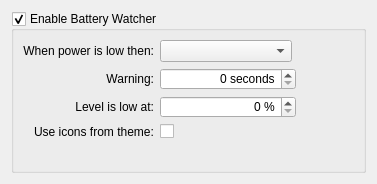
lxqt/lxqt-powermanagement, file config/batterywatchersettings.ui: the form before one commit.
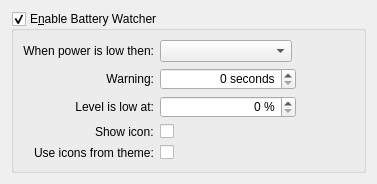
The form after the commit.

Commit message: Adds option to disable systray icon in preferences and on the icon's context menu

Patch:
```diff
--- a/config/batterywatchersettings.ui
+++ b/config/batterywatchersettings.ui
@@ -34,7 +34,7 @@
 }</string>
      </property>
      <property name="title">
-      <string>Enable Battery Watcher</string>
+      <string>E&amp;nable Battery Watcher</string>
      </property>
      <property name="checkable">
       <bool>true</bool>
@@ -92,14 +92,14 @@
         </property>
        </widget>
       </item>
-      <item row="3" column="0">
+      <item row="4" column="0">
        <widget class="QLabel" name="useThemeIconsLabel">
         <property name="text">
          <string>Use icons from theme:</string>
         </property>
        </widget>
       </item>
-      <item row="3" column="1">
+      <item row="4" column="1">
        <widget class="QCheckBox" name="useThemeIconsCheckBox">
         <property name="text">
          <string/>
@@ -116,6 +116,20 @@
         </property>
        </widget>
       </item>
+      <item row="3" column="1">
+       <widget class="QCheckBox" name="showIconCheckBox">
+        <property name="text">
+         <string/>
+        </property>
+       </widget>
+      </item>
+      <item row="3" column="0">
+       <widget class="QLabel" name="showIconLabel">
+        <property name="text">
+         <string>Show icon:</string>
+        </property>
+       </widget>
+      </item>
      </layout>
     </widget>
    </item>
```
The commit also changes 6 other files.
